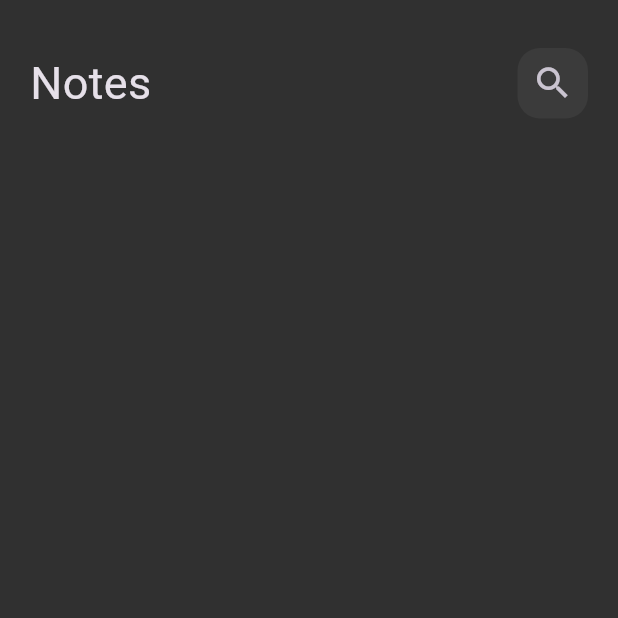
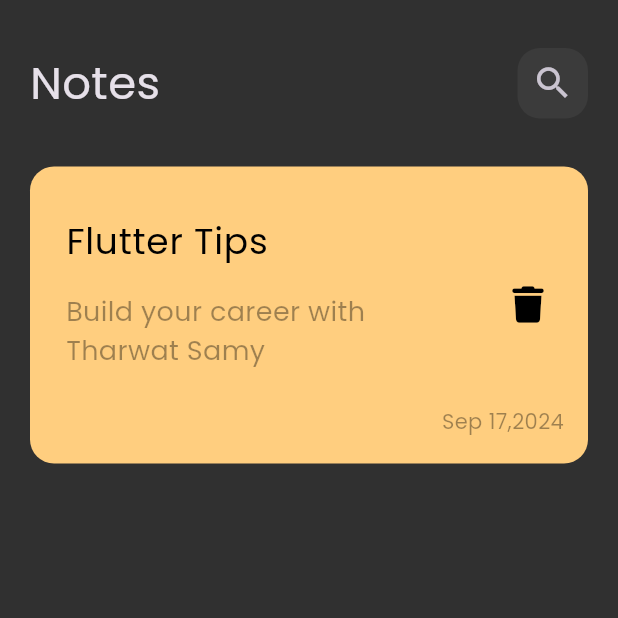
Before and after one commit to ZiadAlaa955/botes_app, a Flutter app: the screen it shows after launch, on a phone screen of 412 x 824 dp, the top half of it. Run offline on Flutter 3.47's test engine with Material 3 defaults, Android fonts, the phone set to English and light mode, and no system bars; our stand-ins replace font_awesome_flutter.

Commit message:
create note item

```diff
--- /dev/null
+++ b/lib/Widgets/note_item.dart
@@ -0,0 +1,56 @@
+import 'package:flutter/material.dart';
+import 'package:font_awesome_flutter/font_awesome_flutter.dart';
+
+class NoteItem extends StatelessWidget {
+  const NoteItem({super.key});
+
+  @override
+  Widget build(BuildContext context) {
+    return Container(
+      decoration: BoxDecoration(
+        color: const Color(0xffFFCE7F),
+        borderRadius: BorderRadius.circular(16),
+      ),
+      padding: const EdgeInsets.only(top: 24, left: 24, right: 16, bottom: 18),
+      child: Column(
+        crossAxisAlignment: CrossAxisAlignment.end,
+        children: [
+          ListTile(
+            contentPadding: const EdgeInsets.all(0),
+            title: const Text(
+              'Flutter Tips',
+              style: TextStyle(
+                color: Colors.black,
+                fontSize: 24,
+                fontWeight: FontWeight.w500,
+              ),
+            ),
+            subtitle: const Padding(
+              padding: EdgeInsets.symmetric(vertical: 16),
+              child: Text(
+                'Build your career with Tharwat Samy',
+                style: TextStyle(
+                  color: Colors.black38,
+                  fontSize: 18,
+                ),
+              ),
+            ),
+            trailing: IconButton(
+              onPressed: () {},
+              icon: const Icon(
+                FontAwesomeIcons.trash,
+                color: Colors.black,
+              ),
+            ),
+          ),
+          const Text(
+            'Sep 17,2024',
+            style: TextStyle(
+              color: Colors.black38,
+            ),
+          ),
+        ],
+      ),
+    );
+  }
+}
--- a/lib/Widgets/notes_view_body.dart
+++ b/lib/Widgets/notes_view_body.dart
@@ -1,5 +1,6 @@
 import 'package:flutter/material.dart';
-import 'package:notes_app/Views/custom_app_bar.dart';
+import 'package:notes_app/Widgets/custom_app_bar.dart';
+import 'package:notes_app/Widgets/note_item.dart';
 
 class NotesViewBody extends StatelessWidget {
   const NotesViewBody({super.key});
@@ -14,6 +15,7 @@ class NotesViewBody extends StatelessWidget {
             padding: EdgeInsets.symmetric(vertical: 32),
             child: CustomAppBar(),
           ),
+          NoteItem(),
         ],
       ),
     );
--- a/lib/main.dart
+++ b/lib/main.dart
@@ -14,6 +14,7 @@ class NotesApp extends StatelessWidget {
       debugShowCheckedModeBanner: false,
       theme: ThemeData(
         brightness: Brightness.dark,
+        fontFamily: 'Poppins',
         scaffoldBackgroundColor: const Color(
           0xff303030,
         ),
```
Also changed, not shown: pubspec.yaml (+5 -4 lines), assets/fonts/Poppins-Regular.ttf (added), lib/Widgets/custom_app_bar.dart (renamed from lib/Views/custom_app_bar.dart), pubspec.lock.
